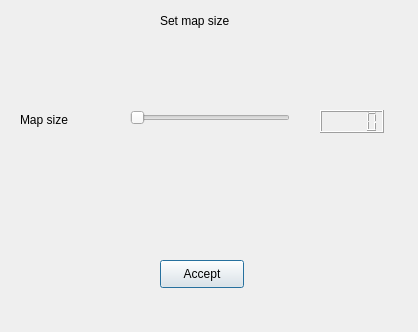
First picture: the form in Game/UI/dialog.ui, repository makipaa/School-Projects, before the edit.
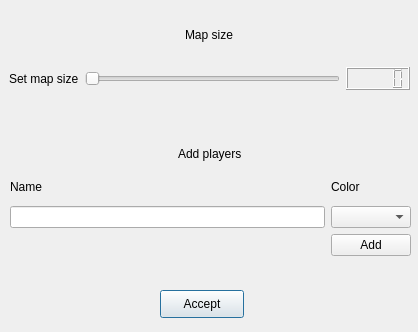
Second picture: the form after the edit.

Commit message: Added color for player class, Players can now be added in opening dialog

Patch:
```diff
--- a/Game/UI/dialog.ui
+++ b/Game/UI/dialog.ui
@@ -17,7 +17,7 @@
    <property name="geometry">
     <rect>
      <x>160</x>
-     <y>260</y>
+     <y>290</y>
      <width>84</width>
      <height>28</height>
     </rect>
@@ -26,41 +26,28 @@
     <string>Accept</string>
    </property>
   </widget>
-  <widget class="QLabel" name="mapLabel">
+  <widget class="QWidget" name="gridLayoutWidget">
    <property name="geometry">
     <rect>
-     <x>20</x>
-     <y>110</y>
-     <width>81</width>
-     <height>20</height>
+     <x>9</x>
+     <y>9</y>
+     <width>401</width>
+     <height>81</height>
     </rect>
    </property>
-   <property name="text">
-    <string>Map size</string>
-   </property>
-  </widget>
+   <layout class="QGridLayout" name="gridLayout">
+    <item row="4" column="2">
+     <widget class="QLCDNumber" name="lcdMapSize"/>
+    </item>
+    <item row="4" column="0">
   <widget class="QLabel" name="headingLabel">
-   <property name="geometry">
-    <rect>
-     <x>160</x>
-     <y>10</y>
-     <width>101</width>
-     <height>21</height>
-    </rect>
-   </property>
    <property name="text">
     <string>Set map size</string>
    </property>
   </widget>
+    </item>
+    <item row="4" column="1">
   <widget class="QSlider" name="mapSizeSlider">
-   <property name="geometry">
-    <rect>
-     <x>130</x>
-     <y>110</y>
-     <width>160</width>
-     <height>16</height>
-    </rect>
-   </property>
    <property name="minimum">
     <number>10</number>
    </property>
@@ -71,15 +58,68 @@
     <enum>Qt::Horizontal</enum>
    </property>
   </widget>
-  <widget class="QLCDNumber" name="lcdMapSize">
+    </item>
+    <item row="1" column="0" colspan="3" alignment="Qt::AlignHCenter">
+     <widget class="QLabel" name="mapLabel">
+      <property name="text">
+       <string>Map size</string>
+      </property>
+     </widget>
+    </item>
+   </layout>
+  </widget>
+  <widget class="QWidget" name="gridLayoutWidget_2">
    <property name="geometry">
     <rect>
-     <x>320</x>
-     <y>110</y>
-     <width>64</width>
-     <height>23</height>
+     <x>10</x>
+     <y>140</y>
+     <width>401</width>
+     <height>116</height>
     </rect>
    </property>
+   <layout class="QGridLayout" name="gridLayout_2">
+    <item row="1" column="0">
+     <widget class="QLabel" name="nameLabel">
+      <property name="text">
+       <string>Name</string>
+      </property>
+     </widget>
+    </item>
+    <item row="1" column="1">
+     <widget class="QLabel" name="color_label">
+      <property name="text">
+       <string>Color</string>
+      </property>
+     </widget>
+    </item>
+    <item row="2" column="0">
+     <widget class="QLineEdit" name="nameInput"/>
+    </item>
+    <item row="0" column="0" colspan="2" alignment="Qt::AlignHCenter">
+     <widget class="QLabel" name="addplayers_label">
+      <property name="text">
+       <string>Add players</string>
+      </property>
+     </widget>
+    </item>
+    <item row="2" column="1">
+     <widget class="QComboBox" name="comboBox"/>
+    </item>
+    <item row="3" column="1">
+     <widget class="QPushButton" name="addPlayersButton">
+      <property name="text">
+       <string>Add</string>
+      </property>
+     </widget>
+    </item>
+    <item row="3" column="0">
+     <widget class="QLabel" name="infoLabel">
+      <property name="text">
+       <string/>
+      </property>
+     </widget>
+    </item>
+   </layout>
   </widget>
  </widget>
  <resources/>
```
Lines whose indentation alone changed are shown as unchanged. The commit also changes 5 other files.
